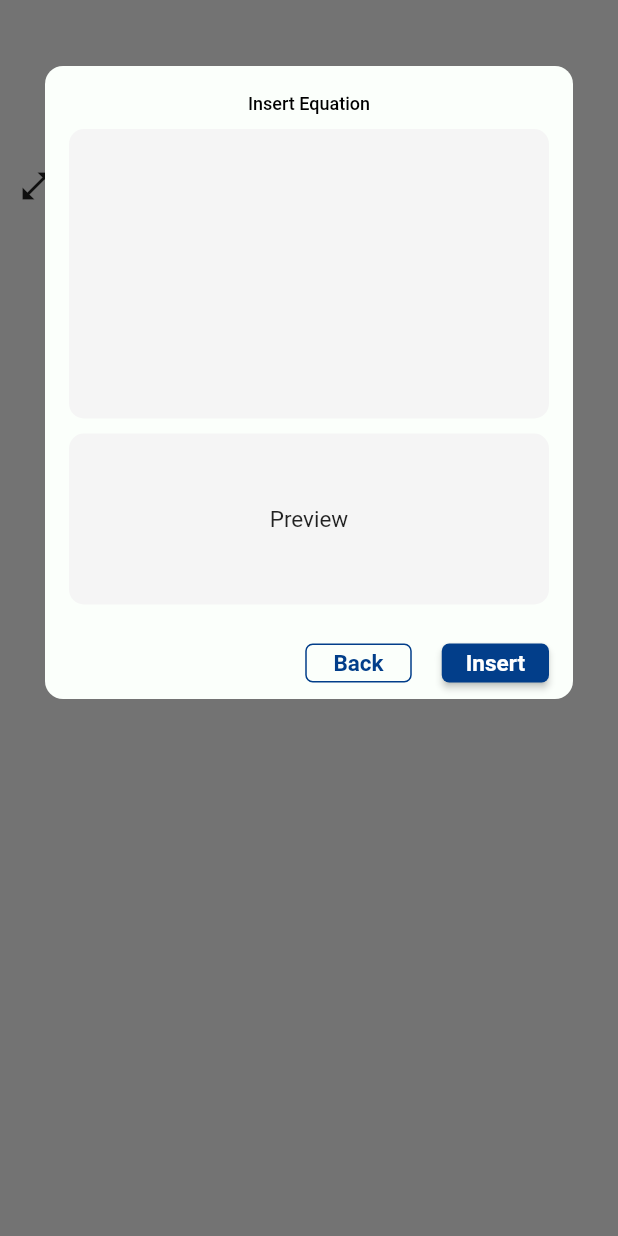
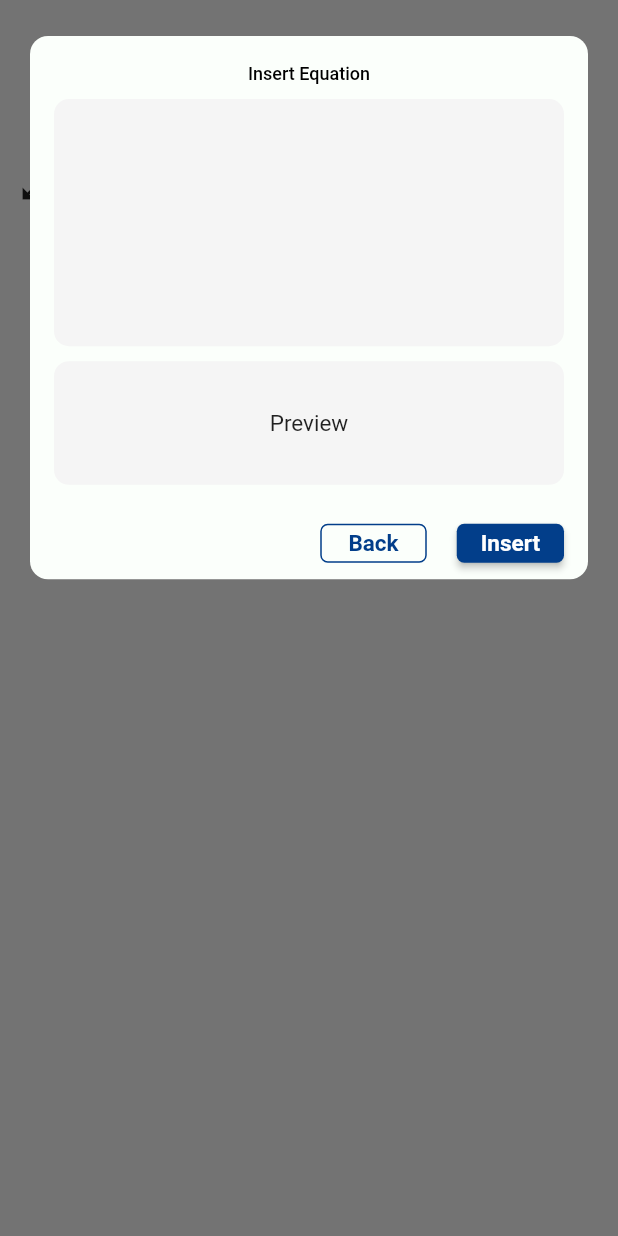
Before and after one commit to atomic-loops/atomic_katex, a Flutter app: the screen it shows after launch, after a tap on the "open in full" icon, on a phone screen of 412 x 824 dp. Run offline on Flutter 3.47's test engine with Material 2 defaults, Android fonts, the phone set to English and light mode, and no system bars; our stand-ins replace get, google_fonts, hexcolor; missing offline and left inert: flutter_math_fork, flutter_tex_js; Roboto replaces fonts that are missing (Sarabun).

Commit message:
bmentor temp changes(size fixes)

```diff
--- a/lib/src/widget/bMentorTem.dart
+++ b/lib/src/widget/bMentorTem.dart
@@ -37,16 +37,12 @@ class _BMentorTempState extends State<BMentorTemp> {
   FocusNode node = FocusNode();
   @override
   Widget build(BuildContext context) {
-    return Stack(
+    return Column(
+      mainAxisAlignment: MainAxisAlignment.spaceBetween,
       children: [
-        Positioned(
-          // bottom: 0,
-          right: 10,
-          left: 10,
-          top: 20,
-          child: Padding(
+        Padding(
           padding:
-                const EdgeInsets.only(left: 20, right: 20, top: 24, bottom: 0),
+              const EdgeInsets.only(left: 20, right: 20, top: 24, bottom: 5),
           child: Material(
             borderRadius: BorderRadius.circular(12),
             color: HexColor("#FBFFFB"),
@@ -68,15 +64,14 @@ class _BMentorTempState extends State<BMentorTemp> {
                     padding: const EdgeInsets.only(left: 16, right: 16),
                     child: Container(
                       // margin: EdgeInsets.only(left: 5, right: 5, top: 5),
-                        height: 193,
+                      height: Get.height * 0.2,
                       decoration: BoxDecoration(
                           color: Colors.grey.shade100,
                           borderRadius: BorderRadius.circular(10)),
                       child: Padding(
                         padding: const EdgeInsets.all(3.0),
                         child: AtomicInputField(
-                            decoration:
-                                InputDecoration(border: InputBorder.none),
+                          decoration: InputDecoration(border: InputBorder.none),
                           node: node,
                           isVisible: ((value) {
                             setState(() {
@@ -97,7 +92,7 @@ class _BMentorTempState extends State<BMentorTemp> {
                       right: 16,
                     ),
                     child: Container(
-                        height: 114,
+                      height: Get.height * 0.1,
                       width: Get.width,
                       decoration: BoxDecoration(
                           color: Colors.grey.shade100,
@@ -163,12 +158,7 @@ class _BMentorTempState extends State<BMentorTemp> {
             ),
           ),
         ),
-        ),
-        Positioned(
-          bottom: 0,
-          right: 0,
-          left: 0,
-          child: Material(
+        Material(
           child: AtomicKeyboard(
             onBackspace: () {
               widget.changeValue.backspace();
@@ -182,7 +172,6 @@ class _BMentorTempState extends State<BMentorTemp> {
             node: node,
             changeValue: widget.changeValue,
           ),
-          ),
         )
       ],
     );
--- a/lib/src/widget/keyboard.dart
+++ b/lib/src/widget/keyboard.dart
@@ -7,6 +7,7 @@ import 'package:atomic_latex/src/foundation/keyboardField.dart';
 import 'package:atomic_latex/src/foundation/mathFiels.dart';
 import 'package:atomic_latex/src/foundation/value.dart';
 import 'package:flutter/material.dart';
+import 'package:get/get.dart';
 
 class AtomicKeyboard extends StatefulWidget {
   @override
@@ -63,7 +64,7 @@ class _AtomicKeyboardState extends State<AtomicKeyboard> {
 
   Widget build(BuildContext context) {
     return AnimatedContainer(
-        height: widget.changeValue.isOpen == true ? 350 : 0,
+        height: widget.changeValue.isOpen == true ? Get.height * 0.4 : 0,
         duration: const Duration(milliseconds: 200),
         // color: widget.changeValue.isOpen == true
         //     ? Colors.grey.shade200
@@ -88,7 +89,6 @@ class _AtomicKeyboardState extends State<AtomicKeyboard> {
                     ),
                   ),
                   Expanded(
-                      // flex: 1,
                     child: Func(
                       aplpha: () {
                         if (aplpha == false) {
@@ -215,20 +215,25 @@ class _AtomicKeyboardState extends State<AtomicKeyboard> {
                           delimiter = !delimiter;
                         });
                       },
-                          aplphaC:
-                              aplpha ? Colors.orange : Colors.grey.shade100,
+                      aplphaC: aplpha ? Colors.orange : Colors.grey.shade100,
                       x2C: x2 ? Colors.orange : Colors.grey.shade100,
                       sinC: sin ? Colors.orange : Colors.grey.shade100,
                       fxC: fx ? Colors.orange : Colors.grey.shade100,
                       elnxC: elnx ? Colors.orange : Colors.grey.shade100,
                       intdxC: intdx ? Colors.orange : Colors.grey.shade100,
-                          matrixC:
-                              matrix ? Colors.orange : Colors.grey.shade100,
+                      matrixC: matrix ? Colors.orange : Colors.grey.shade100,
                       betaGammaC:
                           betaGamma ? Colors.orange : Colors.grey.shade100,
-                          delimiterC: delimiter
-                              ? Colors.orange
-                              : Colors.grey.shade100)),
+                      delimiterC:
+                          delimiter ? Colors.orange : Colors.grey.shade100,
+                      nextTab: () {
+                        widget.changeValue.nextPosition();
+                      },
+                      previousTab: () {
+                        widget.changeValue.previousPosition();
+                      },
+                    ),
+                  ),
                   Expanded(
                     flex: 4,
                     child: Body(
```
Lines whose indentation alone changed are shown as unchanged.
